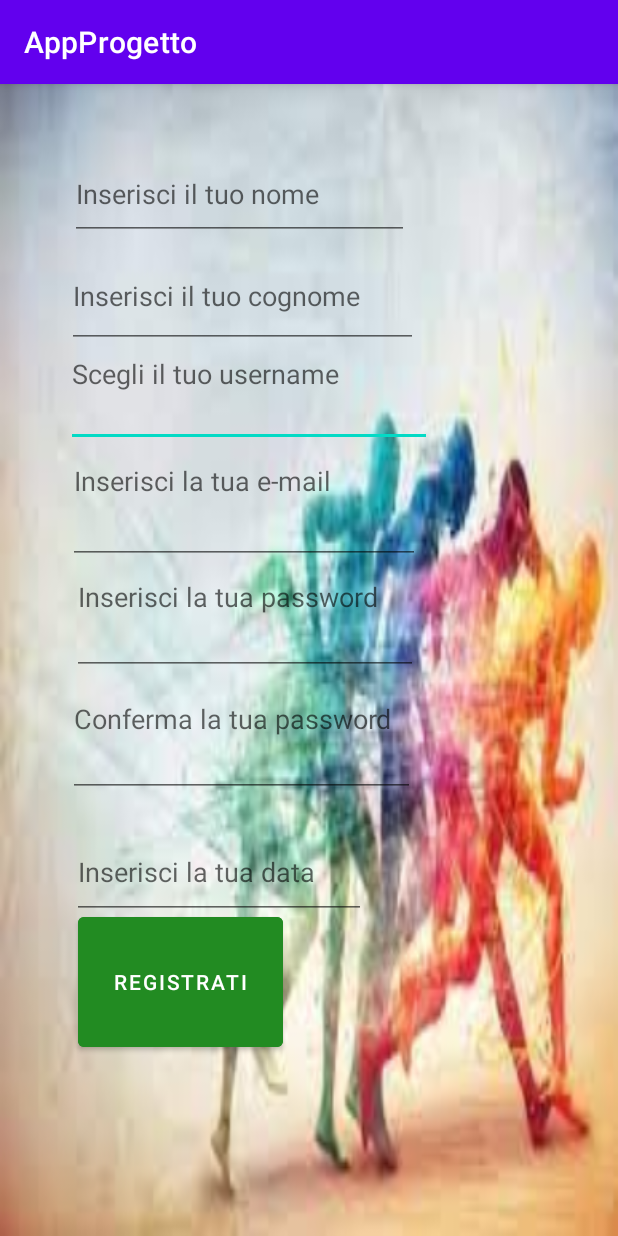
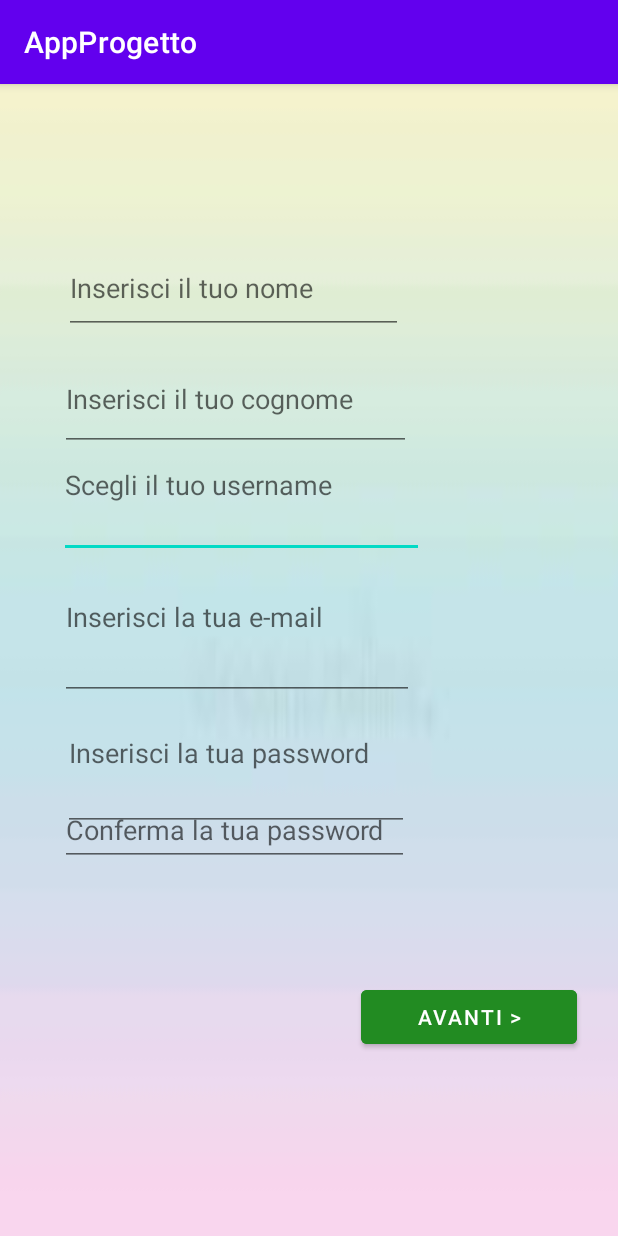
Before and after one commit to IsabellaMarini/AppProgetto2, an Android app: the paginaRegistrati screen opened directly, with no data from a screen before it, on a phone screen of 412 x 824 dp. Run offline under Robolectric (Android 15) with nearby library versions, the phone set to English and light mode, and no system bars.

Commit message:
Modifiche registrazione 2

```diff
--- a/app/src/main/AndroidManifest.xml
+++ b/app/src/main/AndroidManifest.xml
@@ -24,6 +24,9 @@
         <activity
             android:name=".paginaRegistrati">
         </activity>
+        <activity
+            android:name=".Registrati2">
+        </activity>
 
     </application>
 
--- /dev/null
+++ b/app/src/main/java/com/example/appprogetto/Registrati2.kt
@@ -0,0 +1,13 @@
+package com.example.appprogetto
+
+import android.content.Intent
+import android.os.Bundle
+import androidx.appcompat.app.AppCompatActivity
+
+class Registrati2 : AppCompatActivity() {
+    override fun onCreate(savedInstanceState: Bundle?) {
+        super.onCreate(savedInstanceState)
+        setContentView(R.layout.pagina_accesso)
+        val intent: Intent = getIntent()
+    }
+}
--- a/app/src/main/java/com/example/appprogetto/paginaRegistrati.kt
+++ b/app/src/main/java/com/example/appprogetto/paginaRegistrati.kt
@@ -2,13 +2,19 @@ package com.example.appprogetto
 
 import android.content.Intent
 import android.os.Bundle
+import android.widget.Button
 import androidx.appcompat.app.AppCompatActivity
 
 class paginaRegistrati : AppCompatActivity() {
     override fun onCreate(savedInstanceState: Bundle?) {
         super.onCreate(savedInstanceState)
-        setContentView(R.layout.pagina_registrati)
+        setContentView(R.layout.pagina1_registrati)
         val intent : Intent = getIntent()
+        var avanti = findViewById<Button>(R.id.avanti)
+            avanti.setOnClickListener() {
+                val intent = Intent(this, Registrati2::class.java)
+                startActivity(intent)
+            }
     }
 
 
--- a/app/src/main/res/layout/pagina_registrati.xml
+++ b/app/src/main/res/layout/pagina1_registrati.xml
@@ -3,7 +3,7 @@
     xmlns:tools="http://schemas.android.com/tools"
     android:layout_width="match_parent"
     android:layout_height="match_parent"
-    android:background="@drawable/immagine3">
+    android:background="@drawable/sfondo2">
 
     <RelativeLayout
         android:layout_width="match_parent"
@@ -19,10 +19,10 @@
             android:layout_alignParentTop="true"
             android:layout_alignParentEnd="true"
             android:layout_alignParentBottom="true"
-            android:layout_marginStart="44dp"
-            android:layout_marginTop="145dp"
-            android:layout_marginEnd="124dp"
-            android:layout_marginBottom="526dp"
+            android:layout_marginStart="39dp"
+            android:layout_marginTop="219dp"
+            android:layout_marginEnd="129dp"
+            android:layout_marginBottom="452dp"
             android:hint="@string/username" />
 
         <EditText
@@ -33,10 +33,10 @@
             android:layout_alignParentTop="true"
             android:layout_alignParentEnd="true"
             android:layout_alignParentBottom="true"
-            android:layout_marginStart="45dp"
-            android:layout_marginTop="210dp"
-            android:layout_marginEnd="132dp"
-            android:layout_marginBottom="448dp"
+            android:layout_marginStart="40dp"
+            android:layout_marginTop="300dp"
+            android:layout_marginEnd="136dp"
+            android:layout_marginBottom="357dp"
             android:ems="10"
             android:hint="@string/email2"
             android:inputType="textEmailAddress"
@@ -50,59 +50,29 @@
             android:layout_alignParentTop="true"
             android:layout_alignParentEnd="true"
             android:layout_alignParentBottom="true"
-            android:layout_marginStart="48dp"
-            android:layout_marginTop="290dp"
-            android:layout_marginEnd="133dp"
-            android:layout_marginBottom="374dp"
+            android:layout_marginStart="42dp"
+            android:layout_marginTop="394dp"
+            android:layout_marginEnd="139dp"
+            android:layout_marginBottom="270dp"
             android:ems="10"
             android:hint="@string/password"
             android:inputType="textPassword" />
 
         <EditText
-            android:id="@+id/Data"
-            android:layout_width="wrap_content"
-            android:layout_height="62dp"
-            android:layout_alignParentStart="true"
-            android:layout_alignParentEnd="true"
-            android:layout_alignParentBottom="true"
-            android:layout_marginStart="48dp"
-            android:layout_marginEnd="168dp"
-            android:layout_marginBottom="211dp"
-            android:ems="10"
-            android:hint="@string/Data"
-            android:inputType="date"
-            android:minHeight="48dp" />
-
-        <Button
-            android:id="@+id/Registrati2"
-            android:layout_width="135dp"
+            android:id="@+id/password3"
+            android:layout_width="231dp"
             android:layout_height="wrap_content"
             android:layout_alignParentStart="true"
             android:layout_alignParentTop="true"
             android:layout_alignParentEnd="true"
-            android:layout_alignParentBottom="true"
-            android:layout_marginStart="52dp"
-            android:layout_marginTop="549dp"
-            android:layout_marginEnd="223dp"
-            android:layout_marginBottom="120dp"
-            android:backgroundTint="@color/verde"
-            android:text="Registrati" />
-
-        <EditText
-            android:id="@+id/password3"
-            android:layout_width="231dp"
-            android:layout_height="wrap_content"
-            android:layout_alignBottom="@+id/Data"
-            android:layout_alignParentStart="true"
-            android:layout_alignParentTop="true"
-            android:layout_alignParentEnd="true"
-            android:layout_marginStart="45dp"
-            android:layout_marginTop="372dp"
-            android:layout_marginEnd="135dp"
+            android:layout_marginStart="40dp"
+            android:layout_marginTop="473dp"
+            android:layout_marginEnd="139dp"
             android:layout_marginBottom="81dp"
             android:ems="10"
             android:hint="@string/conferma"
-            android:inputType="textPassword" />
+            android:inputType="textPassword"
+            android:minHeight="48dp" />
 
         <EditText
             android:id="@+id/Nome"
@@ -110,8 +80,8 @@
             android:layout_height="61dp"
             android:layout_alignBottom="@+id/username"
             android:layout_alignParentEnd="true"
-            android:layout_marginEnd="139dp"
-            android:layout_marginBottom="138dp"
+            android:layout_marginEnd="143dp"
+            android:layout_marginBottom="149dp"
             android:ems="10"
             android:hint="@string/nome"
             android:inputType="textPersonName" />
@@ -122,11 +92,23 @@
             android:layout_height="69dp"
             android:layout_alignBottom="@+id/username"
             android:layout_alignParentEnd="true"
-            android:layout_marginEnd="133dp"
-            android:layout_marginBottom="66dp"
+            android:layout_marginEnd="138dp"
+            android:layout_marginBottom="71dp"
             android:ems="10"
             android:hint="@string/cognome"
             android:inputType="textPersonName" />
 
+        <Button
+            android:id="@+id/avanti"
+            android:layout_width="144dp"
+            android:layout_height="wrap_content"
+            android:layout_alignParentEnd="true"
+            android:layout_alignParentBottom="true"
+            android:layout_marginEnd="27dp"
+            android:layout_marginBottom="122dp"
+            android:backgroundTint="@color/verde"
+            android:text="Avanti >"
+            android:textColor="@color/white" />
+
     </RelativeLayout>
 </androidx.constraintlayout.widget.ConstraintLayout>
--- a/app/src/main/res/layout/pagina_accesso.xml
+++ b/app/src/main/res/layout/pagina_accesso.xml
@@ -8,7 +8,7 @@
     <RelativeLayout
         android:layout_width="match_parent"
         android:layout_height="match_parent"
-        android:background="@drawable/immagine3"
+        android:background="@drawable/sfondo2"
         tools:layout_editor_absoluteX="-39dp"
         tools:layout_editor_absoluteY="16dp">
 
@@ -20,10 +20,10 @@
             android:layout_alignParentTop="true"
             android:layout_alignParentEnd="true"
             android:layout_alignParentBottom="true"
-            android:layout_marginStart="19dp"
-            android:layout_marginTop="223dp"
-            android:layout_marginEnd="182dp"
-            android:layout_marginBottom="462dp"
+            android:layout_marginStart="91dp"
+            android:layout_marginTop="348dp"
+            android:layout_marginEnd="109dp"
+            android:layout_marginBottom="337dp"
             android:ems="10"
             android:hint="@string/password"
             android:inputType="textPassword"
@@ -36,8 +36,8 @@
             android:layout_height="wrap_content"
             android:layout_alignBottom="@+id/Password"
             android:layout_alignParentEnd="true"
-            android:layout_marginEnd="181dp"
-            android:layout_marginBottom="67dp"
+            android:layout_marginEnd="110dp"
+            android:layout_marginBottom="95dp"
             android:ems="10"
             android:hint="@string/email"
             android:inputType="textEmailAddress"
@@ -50,9 +50,9 @@
             android:layout_alignParentStart="true"
             android:layout_alignParentEnd="true"
             android:layout_alignParentBottom="true"
-            android:layout_marginStart="29dp"
-            android:layout_marginEnd="252dp"
-            android:layout_marginBottom="364dp"
+            android:layout_marginStart="130dp"
+            android:layout_marginEnd="151dp"
+            android:layout_marginBottom="256dp"
             android:backgroundTint="@color/verde"
             android:text="Accedi" />
 
--- a/app/src/main/res/values/strings.xml
+++ b/app/src/main/res/values/strings.xml
@@ -6,6 +6,6 @@
     <string name="password">Inserisci la tua password</string>
     <string name="email2">Inserisci la tua e-mail</string>
     <string name="username">Scegli il tuo username</string>
-    <string name="Data">Inserisci la tua data</string>
+    <string name="Data">Inserisci la tua data di nascita</string>
     <string name="conferma">Conferma la tua password</string>
 </resources>
```
Also changed, not shown: app/src/main/res/drawable/sfondo1.jpg (added), app/src/main/res/drawable/sfondo2.jpg (added).
